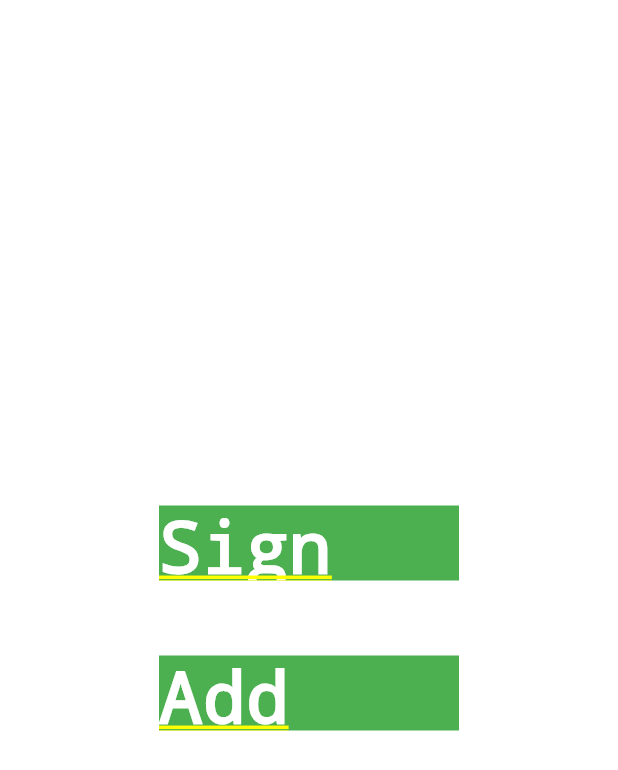
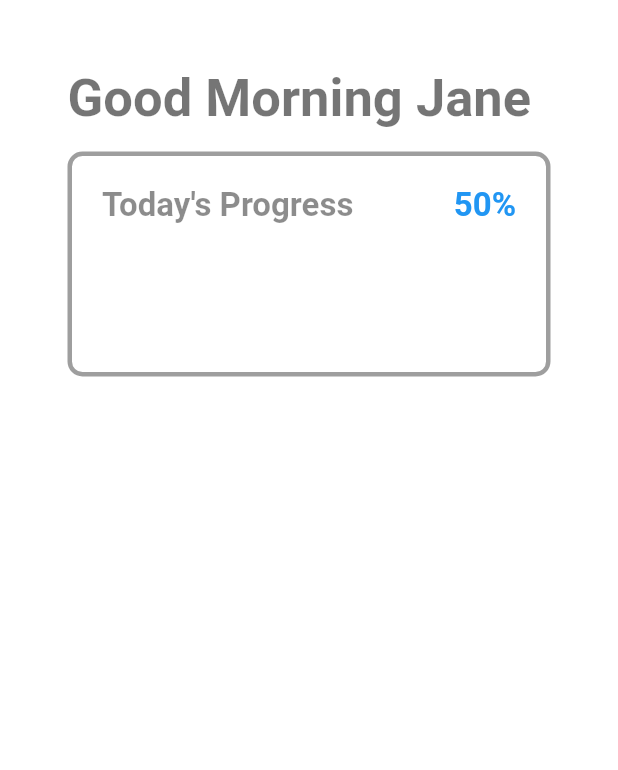
Before and after one commit to ArjunMalhotra07/rehab, a Flutter app: the HomePage screen opened by its route, on a phone screen of 412 x 824 dp. Shown: the top 770 px of the screen. Run offline on Flutter 3.47's test engine with Material 2 defaults, Android fonts, the phone set to English and light mode, and no system bars; our stand-ins replace another_flushbar, firebase_auth, firebase_core, firebase_database, fluttertoast; accounts and stored records are empty.

Commit message:
added color shades

```diff
--- a/lib/utils/components/colors.dart
+++ b/lib/utils/components/colors.dart
@@ -2,6 +2,10 @@ import 'package:flutter/material.dart';
 
 class Constants {
   static const Color blackColor = Colors.black;
+
+  static const Color blackShade = Colors.black54;
+
+  static const Color blackShade1 = Colors.black45;
 
   static const Color whiteColor = Colors.white;
 
@@ -10,4 +14,6 @@ class Constants {
   static const Color greenColor = Colors.green;
 
   static const Color redColor = Colors.red;
+
+  static const Color greyColor = Colors.grey;
 }
--- a/lib/utils/components/round_buttons.dart
+++ b/lib/utils/components/round_buttons.dart
@@ -38,3 +38,15 @@ class SizedBoxWidget {
     return SizedBox(height: h);
   }
 }
+
+class TextStyleWidget {
+  static textStyle(String s, double size, {Color? c}) {
+    return Text(
+      s,
+      style: TextStyle(
+          fontSize: size,
+          color: c ?? Constants.blackColor,
+          fontWeight: FontWeight.w600),
+    );
+  }
+}
--- a/lib/view/home_page.dart
+++ b/lib/view/home_page.dart
@@ -1,3 +1,93 @@
+// import 'package:firebase_auth/firebase_auth.dart';
+// import 'package:firebase_database/firebase_database.dart';
+// import 'package:flutter/foundation.dart';
+// import 'package:flutter/material.dart';
+// import 'package:rehab/utils/components/colors.dart';
+// import 'package:rehab/utils/utils.dart';
+// import 'package:rehab/view_model/firebase_calls.dart';
+
+// import '../utils/components/round_buttons.dart';
+
+// class HomePage extends StatefulWidget {
+//   String? name;
+//   HomePage({super.key, this.name});
+
+//   @override
+//   State<HomePage> createState() => _HomePageState();
+// }
+
+// class _HomePageState extends State<HomePage> {
+//   final user = FirebaseAuth.instance.currentUser;
+//   @override
+//   void initState() {
+//     super.initState();
+//     if (kDebugMode) {
+//       print("name --- ");
+//       print(widget.name);
+//     }
+//     if (widget.name != null || widget.name != "") {
+//       addData();
+//     }
+//   }
+
+//   addData() {
+//     var uid = user?.uid;
+//     final databaseRef = FirebaseDatabase.instance.ref('uids');
+//     print(uid);
+//     databaseRef.child("$uid").update({"name": widget.name}).then((value) {
+//       print("Added name");
+//       // Utils.flushBarErrorMessage("Added Session", context,
+//       //     color: Constants.blueColor);
+//     }).catchError((error, stackTrace) {
+//       if (kDebugMode) {
+//         print(error.toString());
+//       }
+//       Utils.flushBarErrorMessage(error.message.toString(), context);
+//     });
+//   }
+
+//   @override
+//   Widget build(BuildContext context) {
+//     var uid = user?.uid;
+//     final now = DateTime.now();
+//     var day = now.day;
+//     print(now.toLocal());
+//     final databaseRef1 = FirebaseDatabase.instance.ref('uids/$uid/sessions');
+
+//     return Column(
+//       mainAxisAlignment: MainAxisAlignment.center,
+//       children: [
+//         RoundButton(
+//             title: "Sign Out",
+//             onPress: () {
+//               FirebaseCalls().signOut(context);
+//             }),
+//         SizedBoxWidget.box(50.0),
+//         Center(
+//           child: RoundButton(
+//               title: "Add data",
+//               onPress: () {
+//                 if (kDebugMode) {
+//                   print("Clicked");
+//                 }
+//                 databaseRef1.child("${day}-${now.month}-${now.year}").update({
+//                   '${now.hour}:${now.minute}': "Example${now.microsecond}"
+//                 }).then((value) {
+//                   Utils.flushBarErrorMessage("Added Session", context,
+//                       color: Constants.blueColor);
+//                 }).catchError((error, stackTrace) {
+//                   if (kDebugMode) {
+//                     print(error.toString());
+//                   }
+//                   Utils.flushBarErrorMessage(error.message.toString(), context);
+//                 });
+//               }),
+//         ),
+//       ],
+//     );
+//   }
+// }
+
 import 'package:firebase_auth/firebase_auth.dart';
 import 'package:firebase_database/firebase_database.dart';
 import 'package:flutter/foundation.dart';
@@ -25,7 +115,7 @@ class _HomePageState extends State<HomePage> {
       print("name --- ");
       print(widget.name);
     }
-    if (widget.name != null) {
+    if (widget.name != null || widget.name != "") {
       addData();
     }
   }
@@ -54,36 +144,42 @@ class _HomePageState extends State<HomePage> {
     print(now.toLocal());
     final databaseRef1 = FirebaseDatabase.instance.ref('uids/$uid/sessions');
 
-    return Column(
-      mainAxisAlignment: MainAxisAlignment.center,
-      children: [
-        RoundButton(
-            title: "Sign Out",
-            onPress: () {
-              FirebaseCalls().signOut(context);
-            }),
-        SizedBoxWidget.box(50.0),
-        Center(
-          child: RoundButton(
-              title: "Add data",
-              onPress: () {
-                if (kDebugMode) {
-                  print("Clicked");
-                }
-                databaseRef1.child("${day}-${now.month}-${now.year}").update({
-                  '${now.hour}:${now.minute}': "Example${now.microsecond}"
-                }).then((value) {
-                  Utils.flushBarErrorMessage("Added Session", context,
-                      color: Constants.blueColor);
-                }).catchError((error, stackTrace) {
-                  if (kDebugMode) {
-                    print(error.toString());
-                  }
-                  Utils.flushBarErrorMessage(error.message.toString(), context);
-                });
-              }),
-        ),
-      ],
+    return Scaffold(
+      backgroundColor: Constants.whiteColor,
+      appBar: AppBar(
+        backgroundColor: Constants.whiteColor,
+        toolbarHeight: 0,
+      ),
+      body: Padding(
+        padding: const EdgeInsets.all(45.0),
+        child: Column(crossAxisAlignment: CrossAxisAlignment.start, children: [
+          TextStyleWidget.textStyle("Good Morning Jane", 35,
+              c: Constants.blackShade),
+          SizedBoxWidget.box(15.0),
+          Container(
+              decoration: BoxDecoration(
+                  color: Constants.whiteColor,
+                  borderRadius: BorderRadius.circular(10),
+                  border: Border.all(color: Constants.greyColor, width: 3)),
+              height: 150,
+              child: Padding(
+                padding: const EdgeInsets.all(20.0),
+                child: Column(
+                  children: [
+                    Row(
+                      children: [
+                        TextStyleWidget.textStyle("Today's Progress", 22,
+                            c: Constants.blackShade1),
+                        const Spacer(),
+                        TextStyleWidget.textStyle("50%", 22,
+                            c: Constants.blueColor),
+                      ],
+                    ),
+                  ],
+                ),
+              )),
+        ]),
+      ),
     );
   }
 }
```
Also changed, not shown: assets/arrow.png (added), assets/tick.png (added).
